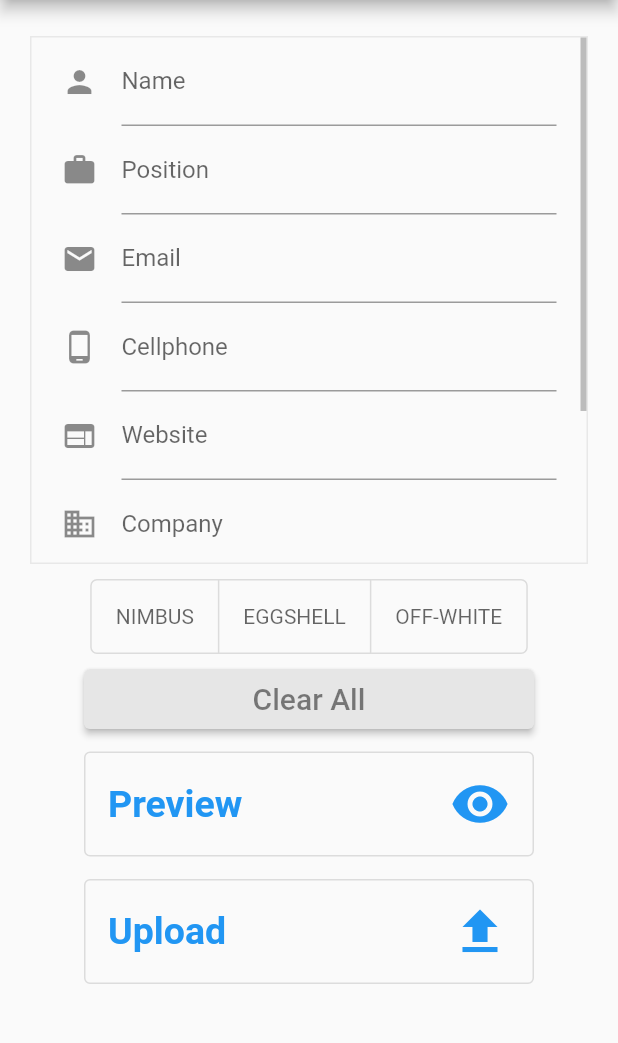
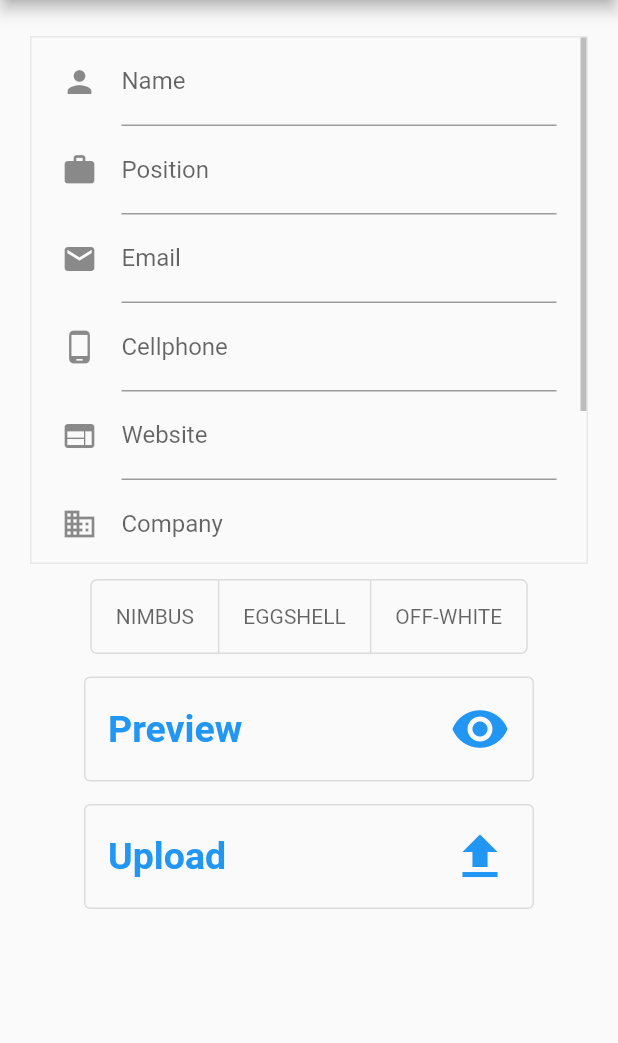
Before and after one commit to ElPlaso/QRCards, a Flutter app: the AddCard screen opened directly, on a phone screen of 412 x 824 dp, the part 84-1127 px from its top. Run offline on Flutter 3.47's test engine with Material 2 defaults, Android fonts, the phone set to English and light mode, and no system bars; our stand-ins replace auto_size_text, carousel_slider, cloud_firestore, firebase_auth, firebase_core, firebase_database and 7 more; missing offline and left inert: qr_code_scanner, widgets_to_image; accounts and stored records are empty.

Commit message:
Remove 'clear all' button from card_form.

```diff
--- a/lib/pages/addCard.dart
+++ b/lib/pages/addCard.dart
@@ -34,7 +34,6 @@ class AddCard extends StatelessWidget {
                   const SizedBox(height: 24),
                   CardForm(card: BusinessCard(id: '', name: '')),
                   const ThemeToggle(),
-                  Button(text: 'Clear All', onClicked: () => {}),
                   LogoButton(
                     text: 'Preview',
                     onClicked: () {
--- a/lib/widgets/card_form.dart
+++ b/lib/widgets/card_form.dart
@@ -54,7 +54,7 @@ class CardFormState extends State<CardForm> {
                     TextFormField(
                       initialValue: card.name,
                       decoration: const InputDecoration(
-                        icon: const Icon(Icons.person),
+                        icon: Icon(Icons.person),
                         hintText: 'Enter your name',
                         labelText: 'Name',
                       ),
@@ -64,7 +64,7 @@ class CardFormState extends State<CardForm> {
                     TextFormField(
                       initialValue: card.position,
                       decoration: const InputDecoration(
-                        icon: const Icon(Icons.work),
+                        icon: Icon(Icons.work),
                         hintText: 'Enter your position',
                         labelText: 'Position',
                       ),
@@ -74,7 +74,7 @@ class CardFormState extends State<CardForm> {
                     TextFormField(
                       initialValue: card.email,
                       decoration: const InputDecoration(
-                        icon: const Icon(Icons.email),
+                        icon: Icon(Icons.email),
                         hintText: 'Enter your email',
                         labelText: 'Email',
                       ),
@@ -84,7 +84,7 @@ class CardFormState extends State<CardForm> {
                     TextFormField(
                       initialValue: card.cellphone,
                       decoration: const InputDecoration(
-                        icon: const Icon(Icons.phone_android),
+                        icon: Icon(Icons.phone_android),
                         hintText: 'Enter your phone number',
                         labelText: 'Cellphone',
                       ),
@@ -94,7 +94,7 @@ class CardFormState extends State<CardForm> {
                     TextFormField(
                       initialValue: card.website,
                       decoration: const InputDecoration(
-                        icon: const Icon(Icons.web),
+                        icon: Icon(Icons.web),
                         hintText: 'Enter your website url',
                         labelText: 'Website',
                       ),
@@ -104,7 +104,7 @@ class CardFormState extends State<CardForm> {
                     TextFormField(
                       initialValue: card.company,
                       decoration: const InputDecoration(
-                        icon: const Icon(Icons.business),
+                        icon: Icon(Icons.business),
                         hintText: 'Enter the name of your company',
                         labelText: 'Company',
                       ),
@@ -114,7 +114,7 @@ class CardFormState extends State<CardForm> {
                     TextFormField(
                       initialValue: card.companyaddress,
                       decoration: const InputDecoration(
-                        icon: const Icon(Icons.home),
+                        icon: Icon(Icons.home),
                         hintText: 'Enter address of company',
                         labelText: 'Address Line 1',
                       ),
@@ -122,7 +122,7 @@ class CardFormState extends State<CardForm> {
                     TextFormField(
                       initialValue: card.companyphone,
                       decoration: const InputDecoration(
-                        icon: const Icon(Icons.phone),
+                        icon: Icon(Icons.phone),
                         hintText: 'Enter phone number of company',
                         labelText: 'Company Phone',
                       ),
```
